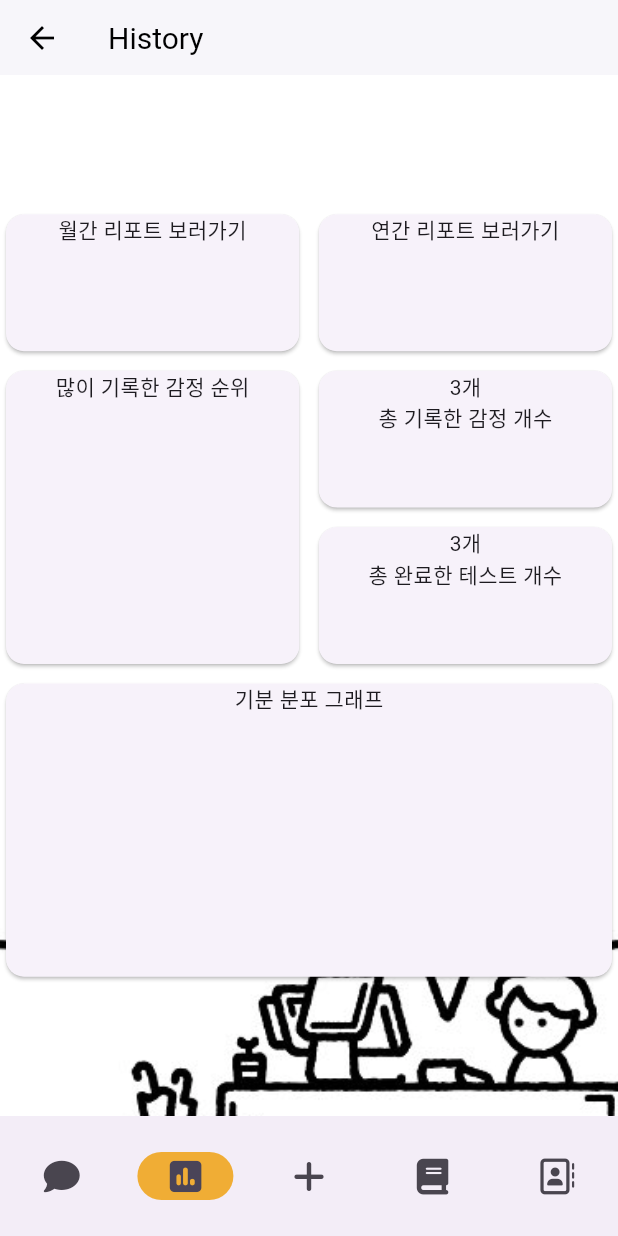
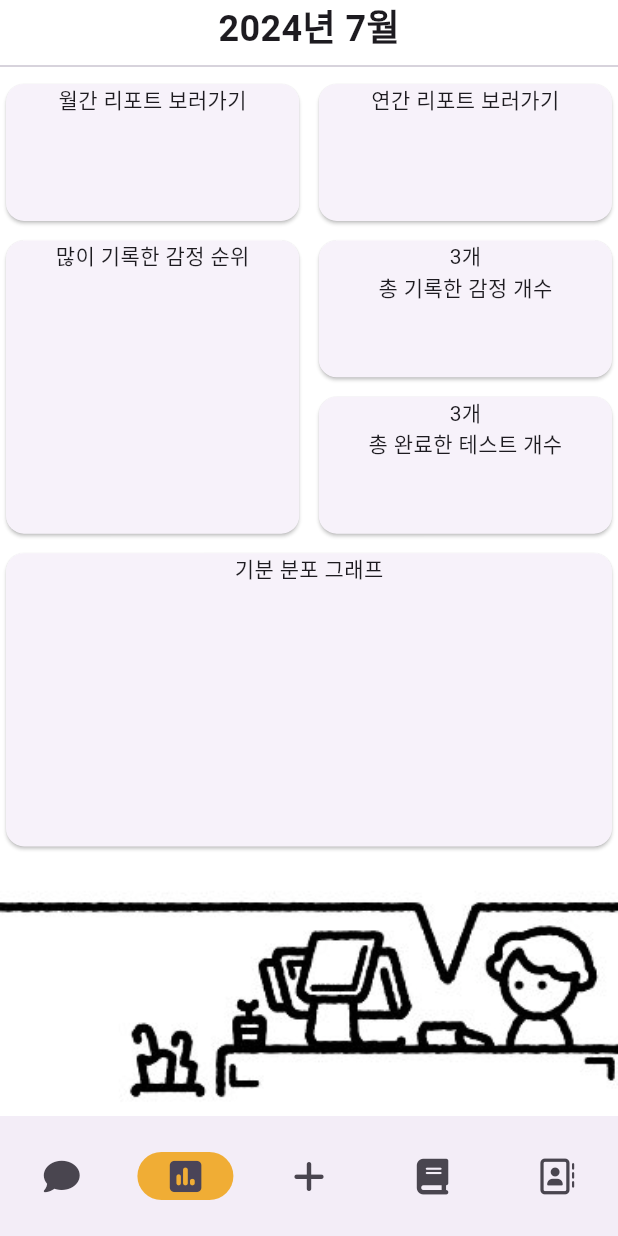
Before and after one commit to bellaria19/Ego, a Flutter app: the MainScreen screen opened directly, item 2 of the bottom bar chosen, on a phone screen of 412 x 824 dp. Run offline on Flutter 3.47's test engine with Material 3 defaults, Android fonts, the phone set to English and light mode, and no system bars; our stand-ins replace flutter_dotenv, font_awesome_flutter, supabase_flutter; accounts and stored records are empty; Roboto replaces fonts that are missing (NanumSquareRound).

Commit message:
Change dir name

```diff
--- a/lib/screen/chat/chat_screen.dart
+++ /dev/null
@@ -1,32 +0,0 @@
-import 'package:flutter/material.dart';
-
-class ChatScreen extends StatefulWidget {
-  const ChatScreen({super.key});
-
-  @override
-  _ChatScreenState createState() => _ChatScreenState();
-}
-
-class _ChatScreenState extends State<ChatScreen> {
-  @override
-  Widget build(BuildContext context) {
-    return Scaffold(
-      body: Container(
-        decoration: const BoxDecoration(
-          image: DecorationImage(
-            image: AssetImage('assets/background/chat.jpg'),
-            fit: BoxFit.cover,
-          ),
-        ),
-        child: Center(
-          child: ElevatedButton(
-            onPressed: () {
-              Navigator.pushNamed(context, '/chat_detail');
-            },
-            child: const Text('Go to Chat Detail'),
-          ),
-        ),
-      ),
-    );
-  }
-}
--- a/lib/screen/history/history_screen.dart
+++ /dev/null
@@ -1,104 +0,0 @@
-import 'package:flutter/material.dart';
-import 'package:flutter_staggered_grid_view/flutter_staggered_grid_view.dart';
-
-class HistoryScreen extends StatefulWidget {
-  const HistoryScreen({super.key});
-  @override
-  State<HistoryScreen> createState() => _HistoryScreenState();
-}
-
-class _HistoryScreenState extends State<HistoryScreen> {
-  @override
-  Widget build(BuildContext context) {
-    return Scaffold(
-      body: Container(
-        decoration: const BoxDecoration(
-          image: DecorationImage(
-            image: AssetImage('assets/background/history.jpg'),
-            fit: BoxFit.cover,
-          ),
-        ),
-        child: Center(
-          child: Expanded(
-            child: StaggeredGrid.count(
-              crossAxisCount: 4,
-              mainAxisSpacing: 5,
-              crossAxisSpacing: 5,
-              children: const [
-                StaggeredGridTile.count(
-                  crossAxisCellCount: 2,
-                  mainAxisCellCount: 1,
-                  child: Card(
-                    child: Column(
-                      children: [
-                        Text('월간 리포트 보러가기'),
-                      ],
-                    ),
-                  ),
-                ),
-                StaggeredGridTile.count(
-                  crossAxisCellCount: 2,
-                  mainAxisCellCount: 1,
-                  child: Card(
-                    child: Column(
-                      children: [
-                        Text('연간 리포트 보러가기'),
-                      ],
-                    ),
-                  ),
-                ),
-                StaggeredGridTile.count(
-                  crossAxisCellCount: 2,
-                  mainAxisCellCount: 2,
-                  child: Card(
-                    child: Column(
-                      children: [
-                        Text('많이 기록한 감정 순위'),
-                      ],
-                    ),
-                  ),
-                ),
-                StaggeredGridTile.count(
-                  crossAxisCellCount: 2,
-                  mainAxisCellCount: 1,
-                  child: Card(
-                    borderOnForeground: true,
-                    child: Column(
-                      children: [
-                        Text('3개'),
-                        Text('총 기록한 감정 개수'),
-                      ],
-                    ),
-                  ),
-                ),
-                StaggeredGridTile.count(
-                  crossAxisCellCount: 2,
-                  mainAxisCellCount: 1,
-                  child: Card(
-                    child: Column(
-                      children: [
-                        Text('3개'),
-                        Text('총 완료한 테스트 개수'),
-                      ],
-                    ),
-                  ),
-                ),
-                StaggeredGridTile.count(
-                  crossAxisCellCount: 4,
-                  mainAxisCellCount: 2,
-                  child: Card(
-                    child: Column(
-                      children: [
-                        Text('기분 분포 그래프'),
-                      ],
-                    ),
-                  ),
-                ),
-              ],
-            ),
-          ),
-        ),
-      ),
-    );
-  }
-}
--- /dev/null
+++ b/lib/screens/history/history_screen.dart
@@ -0,0 +1,119 @@
+import 'package:flutter/material.dart';
+import 'package:flutter_staggered_grid_view/flutter_staggered_grid_view.dart';
+import 'package:intl/intl.dart';
+
+class HistoryScreen extends StatefulWidget {
+  const HistoryScreen({super.key});
+  @override
+  State<HistoryScreen> createState() => _HistoryScreenState();
+}
+
+class _HistoryScreenState extends State<HistoryScreen> {
+  @override
+  Widget build(BuildContext context) {
+    // Get current date and format
+    final now = DateTime.now();
+    final formattedDate = DateFormat('yyyy년 M월').format(now);
+
+    return Scaffold(
+      body: Container(
+        decoration: const BoxDecoration(
+          image: DecorationImage(
+            image: AssetImage('assets/background/history.jpg'),
+            fit: BoxFit.cover,
+          ),
+        ),
+        child: Center(
+          child: Column(children: [
+            Text(
+              formattedDate,
+              style: const TextStyle(
+                  fontSize: 24,
+                  fontWeight: FontWeight.bold,
+                  fontFamily: 'NanumSquareRound'),
+            ),
+            const Divider(),
+            Expanded(
+              child: StaggeredGrid.count(
+                crossAxisCount: 4,
+                mainAxisSpacing: 5,
+                crossAxisSpacing: 5,
+                children: const [
+                  StaggeredGridTile.count(
+                    crossAxisCellCount: 2,
+                    mainAxisCellCount: 1,
+                    child: Card(
+                      child: Column(
+                        children: [
+                          Text('월간 리포트 보러가기'),
+                        ],
+                      ),
+                    ),
+                  ),
+                  StaggeredGridTile.count(
+                    crossAxisCellCount: 2,
+                    mainAxisCellCount: 1,
+                    child: Card(
+                      child: Column(
+                        children: [
+                          Text('연간 리포트 보러가기'),
+                        ],
+                      ),
+                    ),
+                  ),
+                  StaggeredGridTile.count(
+                    crossAxisCellCount: 2,
+                    mainAxisCellCount: 2,
+                    child: Card(
+                      child: Column(
+                        children: [
+                          Text('많이 기록한 감정 순위'),
+                        ],
+                      ),
+                    ),
+                  ),
+                  StaggeredGridTile.count(
+                    crossAxisCellCount: 2,
+                    mainAxisCellCount: 1,
+                    child: Card(
+                      borderOnForeground: true,
+                      child: Column(
+                        children: [
+                          Text('3개'),
+                          Text('총 기록한 감정 개수'),
+                        ],
+                      ),
+                    ),
+                  ),
+                  StaggeredGridTile.count(
+                    crossAxisCellCount: 2,
+                    mainAxisCellCount: 1,
+                    child: Card(
+                      child: Column(
+                        children: [
+                          Text('3개'),
+                          Text('총 완료한 테스트 개수'),
+                        ],
+                      ),
+                    ),
+                  ),
+                  StaggeredGridTile.count(
+                    crossAxisCellCount: 4,
+                    mainAxisCellCount: 2,
+                    child: Card(
+                      child: Column(
+                        children: [
+                          Text('기분 분포 그래프'),
+                        ],
+                      ),
+                    ),
+                  ),
+                ],
+              ),
+            ),
+          ]),
+        ),
+      ),
+    );
+  }
+}
--- a/lib/screen/main_screen.dart
+++ b/lib/screens/main_screen.dart
@@ -1,4 +1,4 @@
-import 'package:ego/model/tab_items.dart';
+import 'package:ego/models/tab_items.dart';
 import 'package:flutter/material.dart';
 import 'package:font_awesome_flutter/font_awesome_flutter.dart';
 
@@ -12,6 +12,12 @@ class MainScreen extends StatefulWidget {
   const MainScreen({super.key});
   @override
   State<MainScreen> createState() => _MainScreenState();
+
+  static Route<void> route() {
+    return MaterialPageRoute(
+      builder: (context) => const MainScreen(),
+    );
+  }
 }
 
 class _MainScreenState extends State<MainScreen> {
@@ -28,21 +34,23 @@ class _MainScreenState extends State<MainScreen> {
   @override
   Widget build(BuildContext context) {
     return Scaffold(
-      appBar: PreferredSize(
-        preferredSize: const Size.fromHeight(50.0),
-        child: AppBar(
-          title: Text(
-            tabs[_selectedIndex].label,
-            style: const TextStyle(
-              color: Colors.black,
-              fontSize: 20,
-              fontWeight: FontWeight.normal,
-            ),
-          ),
+      // appBar: PreferredSize(
+      //   preferredSize: const Size.fromHeight(50.0),
+      //   child: AppBar(
+      //     title: Text(
+      //       tabs[_selectedIndex].label,
+      //       style: const TextStyle(
+      //         color: Colors.black,
+      //         fontSize: 20,
+      //         fontWeight: FontWeight.normal,
+      //       ),
+      //     ),
+      //   ),
+      // ),
+      body: SafeArea(
+        child: Center(
+          child: _widgetOptions.elementAt(_selectedIndex),
         ),
-      ),
-      body: Center(
-        child: _widgetOptions.elementAt(_selectedIndex),
       ),
       bottomNavigationBar: NavigationBar(
           labelBehavior: NavigationDestinationLabelBehavior.alwaysHide,
```
Also changed, not shown: lib/models/tab_items.dart (renamed from lib/model/tab_items.dart), lib/screens/home/home_screen.dart (renamed from lib/screen/home/home_screen.dart), lib/screens/profile/profile_screen.dart (renamed from lib/screen/profile/profile_screen.dart), lib/screens/quest/quest_screen.dart (renamed from lib/screen/quest/quest_screen.dart).
